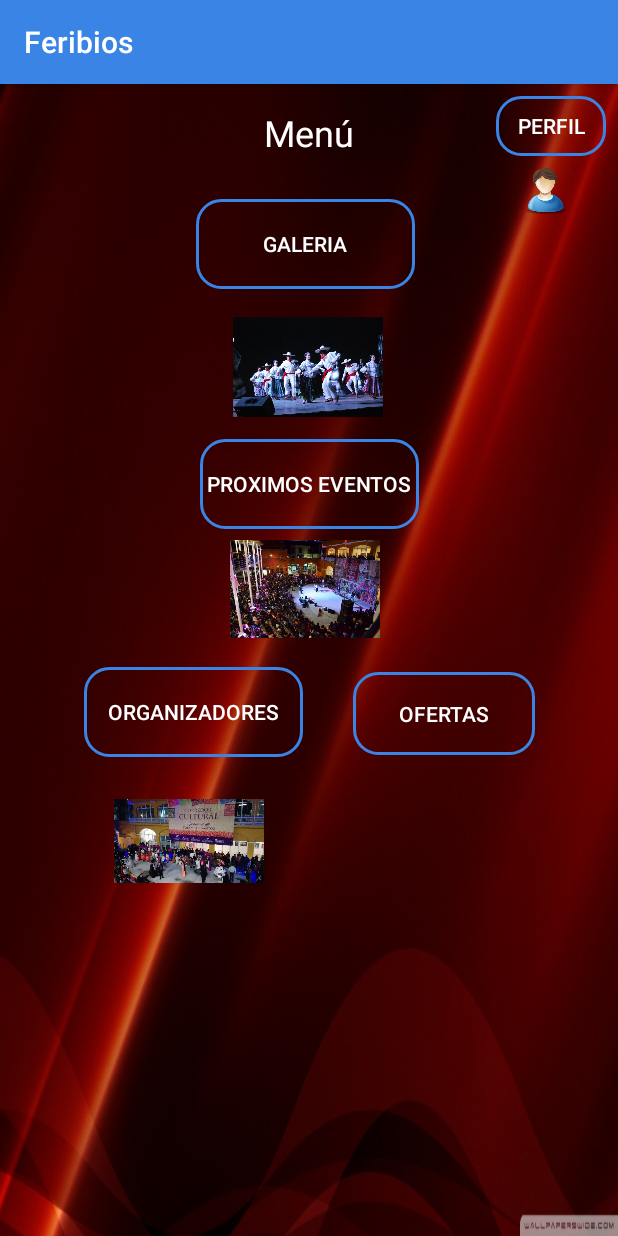
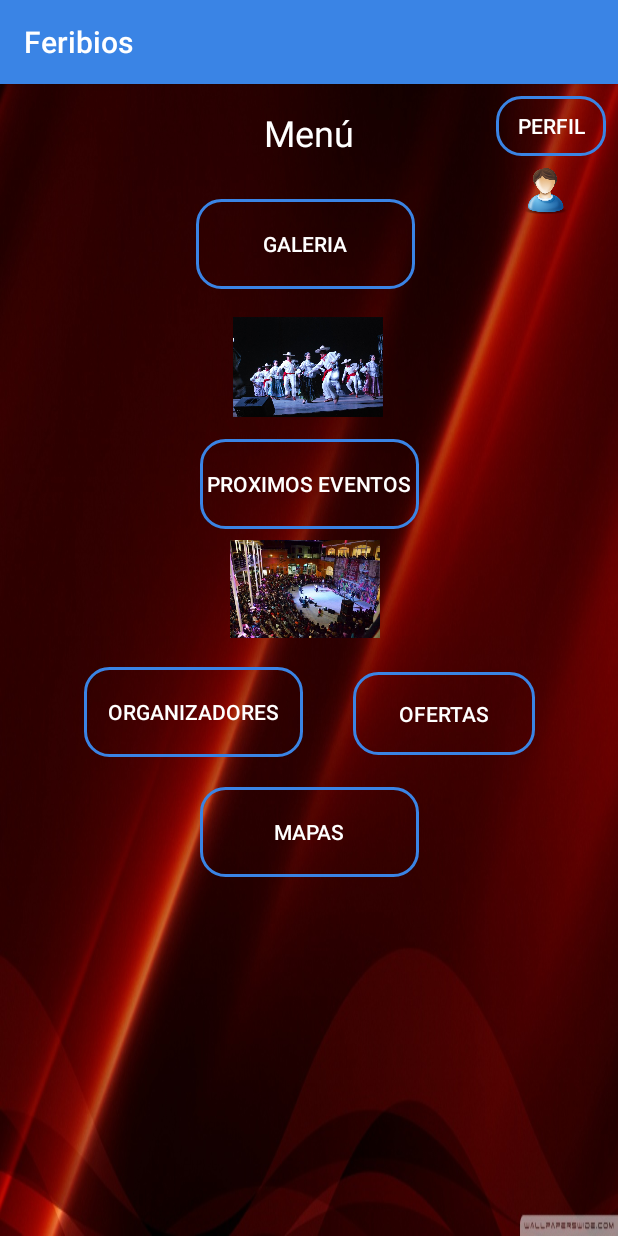
Before and after one commit to Alexhdz131/Proyecto_Feribios, an Android app: the Menu screen opened directly, with no data from a screen before it, on a phone screen of 412 x 824 dp. Run offline under Robolectric (Android 15) with nearby library versions, the phone set to English and light mode, and no system bars.

Commit message:
Se agrego el mapa

```diff
--- a/app/src/main/AndroidManifest.xml
+++ b/app/src/main/AndroidManifest.xml
@@ -3,6 +3,7 @@
     package="com.example.proyecto_feribios">
 
     <uses-permission android:name="android.permission.INTERNET" />
+    <uses-permission android:name="android.permission.ACCESS_FINE_LOCATION" />
 
 
     <application
--- a/app/src/main/java/com/example/proyecto_feribios/Menu.java
+++ b/app/src/main/java/com/example/proyecto_feribios/Menu.java
@@ -26,6 +26,10 @@ public class Menu extends AppCompatActivity {
         Intent eventos = new Intent(this, Proximoseventos.class);
         startActivity(eventos);
     }
+    public void Mapas(View view) {
+        Intent mapas = new Intent(this, Proyeccion.class);
+        startActivity(mapas);
+    }
     public void Organizadores(View view) {
         Intent organizadores = new Intent(this, Organizadores.class);
         startActivity(organizadores);
--- a/app/src/main/res/layout/activity_menu.xml
+++ b/app/src/main/res/layout/activity_menu.xml
@@ -129,6 +129,22 @@
         app:layout_constraintTop_toBottomOf="@+id/imageView3" />
 
     <Button
+        android:id="@+id/button13"
+        android:layout_width="146dp"
+        android:layout_height="60dp"
+        android:layout_marginStart="8dp"
+        android:layout_marginTop="92dp"
+        android:layout_marginEnd="8dp"
+        android:background="@drawable/button_rounden_border"
+        android:onClick="Mapas"
+        android:text="Mapas"
+        android:textColor="@color/colordeletra"
+        app:layout_constraintEnd_toEndOf="parent"
+        app:layout_constraintHorizontal_bias="0.502"
+        app:layout_constraintStart_toStartOf="parent"
+        app:layout_constraintTop_toBottomOf="@+id/imageView3" />
+
+    <Button
         android:id="@+id/button9"
         android:layout_width="73dp"
         android:layout_height="40dp"
@@ -144,16 +160,4 @@
         app:layout_constraintStart_toStartOf="parent"
         app:layout_constraintTop_toTopOf="parent" />
 
-    <ImageView
-        android:id="@+id/imageView2"
-        android:layout_width="100dp"
-        android:layout_height="80dp"
-        android:layout_marginStart="8dp"
-        android:layout_marginTop="16dp"
-        android:layout_marginEnd="8dp"
-        app:layout_constraintEnd_toEndOf="parent"
-        app:layout_constraintHorizontal_bias="0.23"
-        app:layout_constraintStart_toStartOf="parent"
-        app:layout_constraintTop_toBottomOf="@+id/button7"
-        app:srcCompat="@drawable/evento4" />
 </android.support.constraint.ConstraintLayout>
```
Also changed, not shown: app/src/main/java/com/example/proyecto_feribios/Mapaejemplo.java (added, +13 -0 lines), app/src/main/java/com/example/proyecto_feribios/Proyeccion.java (+17 -0 lines), app/src/main/res/layout/activity_mapaejemplo.xml (added, +9 -0 lines), app/src/main/res/layout/activity_proyeccion.xml (+7 -76 lines).
